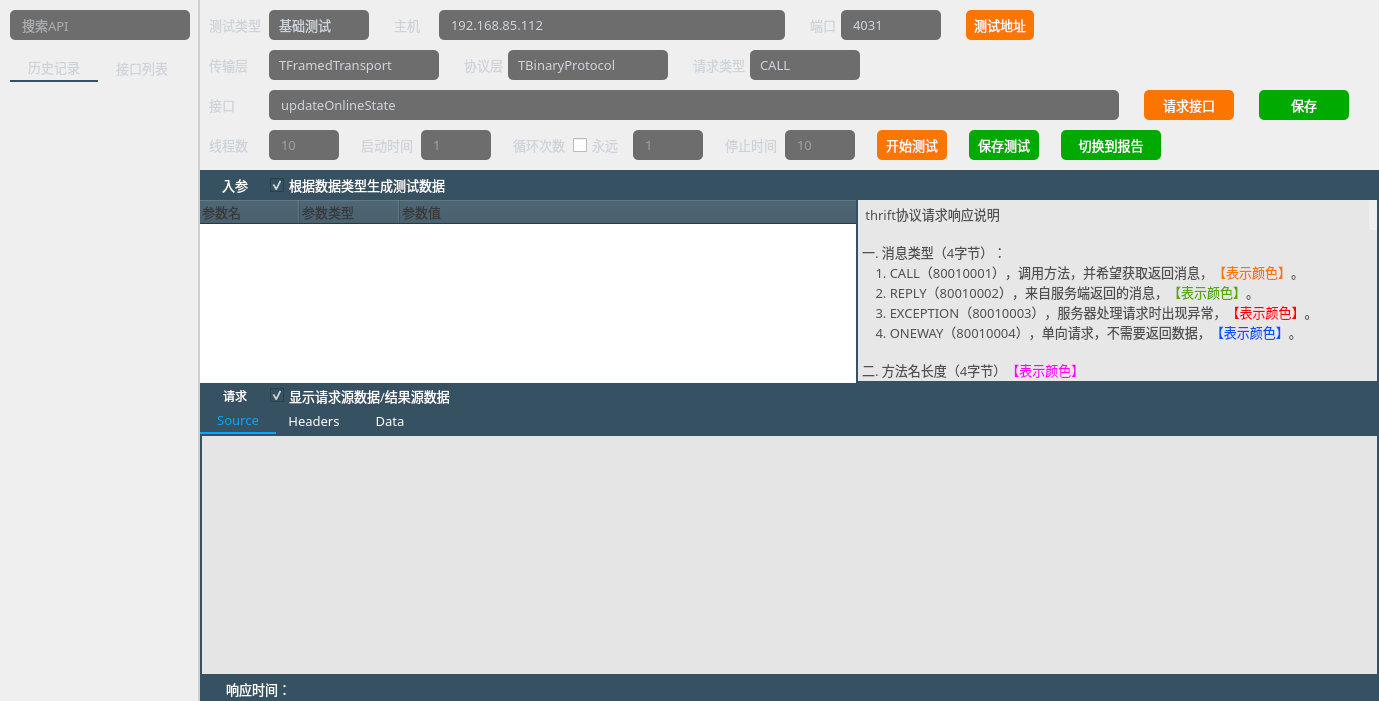
HuaGouFdog/Fdog-Kit, file thriftwidget.ui: the form before one commit.
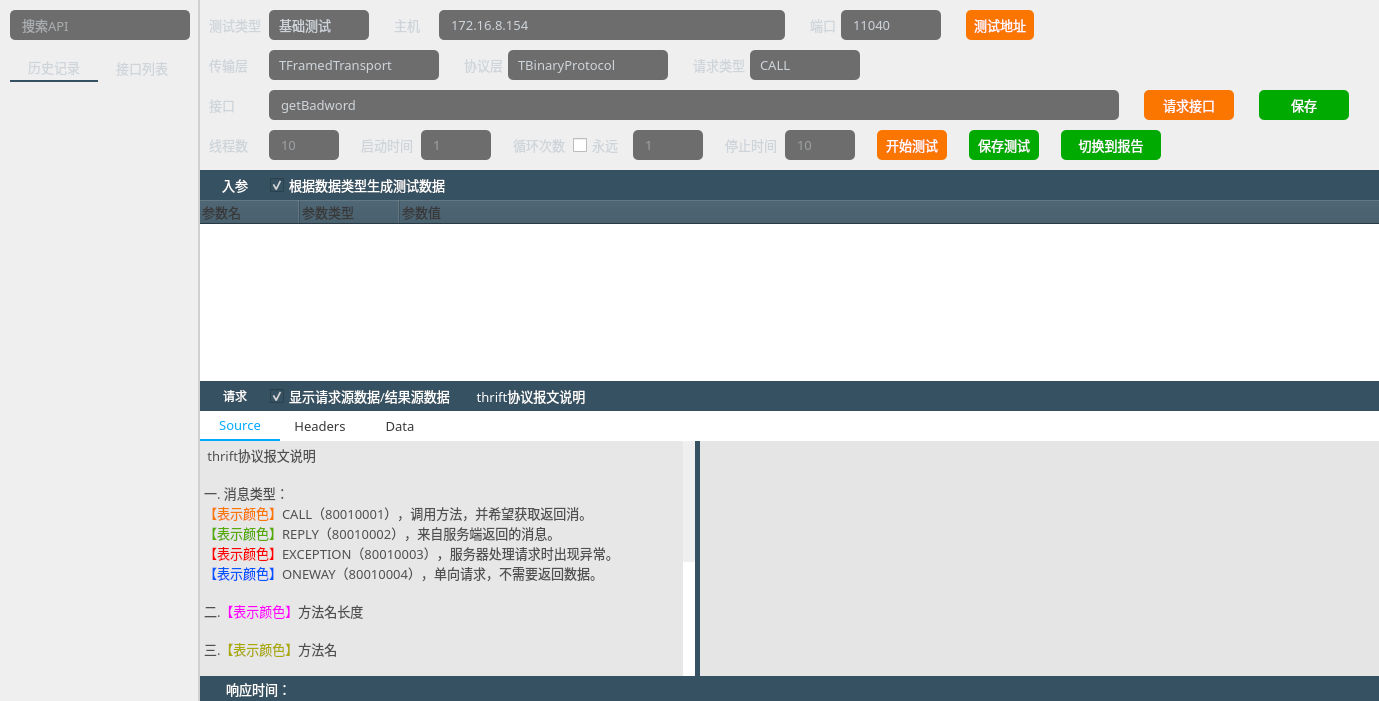
The form after the commit. The open tabs and pages were chosen to show the change. Icons and pictures are not drawn.

Commit message: 优化结果数据显示

```diff
--- a/thriftwidget.ui
+++ b/thriftwidget.ui
@@ -425,7 +425,7 @@
 }
 
 QScrollBar:vertical{
-    width: 8px;
+    width: 12px;
 	background-color: rgba(0, 41, 69, 0);
     margin: 0px,0px,0px,0px;
     padding-top: 0px;		/*//隐藏上下的箭头*/
@@ -434,7 +434,7 @@
 
 
 QScrollBar::handle:vertical{
-    width: 8px;
+    width: 12px;
 	
 	background-color: rgb(239, 239, 239);
     /*滚动条两端变成椭圆 */
@@ -699,7 +699,7 @@
 }</string>
            </property>
            <property name="text">
-            <string>192.168.85.112</string>
+            <string>172.16.8.154</string>
            </property>
            <property name="placeholderText">
             <string>172.16.8.154</string>
@@ -778,7 +778,7 @@
 }</string>
            </property>
            <property name="text">
-            <string>4031</string>
+            <string>11040</string>
            </property>
            <property name="placeholderText">
             <string>9090</string>
@@ -1233,7 +1233,7 @@
 }</string>
            </property>
            <property name="text">
-            <string>updateOnlineState</string>
+            <string>getBadword</string>
            </property>
            <property name="placeholderText">
             <string>yourMethod2</string>
@@ -2237,62 +2237,6 @@
                        </property>
                       </spacer>
                      </item>
-                     <item>
-                      <widget class="QToolButton" name="toolButton_show_thrift_info">
-                       <property name="minimumSize">
-                        <size>
-                         <width>30</width>
-                         <height>30</height>
-                        </size>
-                       </property>
-                       <property name="maximumSize">
-                        <size>
-                         <width>30</width>
-                         <height>30</height>
-                        </size>
-                       </property>
-                       <property name="font">
-                        <font>
-                         <family>OPPOSans B</family>
-                         <pointsize>10</pointsize>
-                         <stylestrategy>PreferAntialias</stylestrategy>
-                        </font>
-                       </property>
-                       <property name="styleSheet">
-                        <string notr="true">QToolButton {
-	color: rgb(255, 255, 255);
-	background-color: rgb(54, 81, 97);
-	border-radius: 5px;
-}
-
-QToolButton::menu-indicator { 
-	image: None;
-}
-
- 
-QToolButton:hover {
-	color: rgb(255, 255, 255);
-	background-color: rgb(54, 81, 97);
-}</string>
-                       </property>
-                       <property name="text">
-                        <string/>
-                       </property>
-                       <property name="icon">
-                        <iconset resource="lib.qrc">
-                         <normaloff>:/lib/wenhao.png</normaloff>:/lib/wenhao.png</iconset>
-                       </property>
-                       <property name="iconSize">
-                        <size>
-                         <width>18</width>
-                         <height>18</height>
-                        </size>
-                       </property>
-                       <property name="toolButtonStyle">
-                        <enum>Qt::ToolButtonTextBesideIcon</enum>
-                       </property>
-                      </widget>
-                     </item>
                     </layout>
                    </widget>
                   </item>
@@ -2506,185 +2450,6 @@
                   </item>
                  </layout>
                 </widget>
-                <widget class="QWidget" name="widget_thrift" native="true">
-                 <property name="styleSheet">
-                  <string notr="true"/>
-                 </property>
-                 <layout class="QVBoxLayout" name="verticalLayout_4">
-                  <property name="spacing">
-                   <number>0</number>
-                  </property>
-                  <property name="leftMargin">
-                   <number>0</number>
-                  </property>
-                  <property name="topMargin">
-                   <number>0</number>
-                  </property>
-                  <property name="rightMargin">
-                   <number>0</number>
-                  </property>
-                  <property name="bottomMargin">
-                   <number>0</number>
-                  </property>
-                  <item>
-                   <widget class="QWidget" name="widget_11" native="true">
-                    <property name="minimumSize">
-                     <size>
-                      <width>0</width>
-                      <height>28</height>
-                     </size>
-                    </property>
-                    <property name="maximumSize">
-                     <size>
-                      <width>16777215</width>
-                      <height>28</height>
-                     </size>
-                    </property>
-                    <property name="styleSheet">
-                     <string notr="true"/>
-                    </property>
-                    <layout class="QHBoxLayout" name="horizontalLayout_7">
-                     <property name="spacing">
-                      <number>0</number>
-                     </property>
-                     <property name="leftMargin">
-                      <number>0</number>
-                     </property>
-                     <property name="topMargin">
-                      <number>0</number>
-                     </property>
-                     <property name="rightMargin">
-                      <number>0</number>
-                     </property>
-                     <property name="bottomMargin">
-                      <number>0</number>
-                     </property>
-                     <item>
-                      <widget class="QLabel" name="label_6">
-                       <property name="minimumSize">
-                        <size>
-                         <width>0</width>
-                         <height>28</height>
-                        </size>
-                       </property>
-                       <property name="maximumSize">
-                        <size>
-                         <width>16777215</width>
-                         <height>28</height>
-                        </size>
-                       </property>
-                       <property name="font">
-                        <font>
-                         <family>OPPOSans B</family>
-                         <pointsize>10</pointsize>
-                         <stylestrategy>PreferAntialias</stylestrategy>
-                        </font>
-                       </property>
-                       <property name="styleSheet">
-                        <string notr="true">background-color: rgb(54, 81, 97);
-color: rgb(255, 255, 255);
-padding-left:0px;
-padding-right:px;</string>
-                       </property>
-                       <property name="text">
-                        <string/>
-                       </property>
-                      </widget>
-                     </item>
-                    </layout>
-                   </widget>
-                  </item>
-                  <item>
-                   <widget class="QTextEdit" name="textEdit_2">
-                    <property name="font">
-                     <font>
-                      <family>OPPOSans B</family>
-                      <pointsize>10</pointsize>
-                      <stylestrategy>PreferAntialias</stylestrategy>
-                     </font>
-                    </property>
-                    <property name="cursor" stdset="0">
-                     <cursorShape>ArrowCursor</cursorShape>
-                    </property>
-                    <property name="styleSheet">
-                     <string notr="true">QTextEdit{
-color: rgb(255, 255, 255);
-	background-color: rgb(231, 231, 231);
-border-radius: 0px;
-border:2px solid rgb(54, 81, 97);
-}</string>
-                    </property>
-                    <property name="readOnly">
-                     <bool>true</bool>
-                    </property>
-                    <property name="html">
-                     <string>&lt;!DOCTYPE HTML PUBLIC &quot;-//W3C//DTD HTML 4.0//EN&quot; &quot;http://www.w3.org/TR/REC-html40/strict.dtd&quot;&gt;
-&lt;html&gt;&lt;head&gt;&lt;meta name=&quot;qrichtext&quot; content=&quot;1&quot; /&gt;&lt;style type=&quot;text/css&quot;&gt;
-p, li { white-space: pre-wrap; }
-&lt;/style&gt;&lt;/head&gt;&lt;body style=&quot; font-family:'OPPOSans B'; font-size:10pt; font-weight:400; font-style:normal;&quot;&gt;
-&lt;p style=&quot; margin-top:0px; margin-bottom:0px; margin-left:0px; margin-right:0px; -qt-block-indent:0; text-indent:0px;&quot;&gt;&lt;span style=&quot; color:#505050;&quot;&gt; thrift协议请求响应说明&lt;/span&gt;&lt;/p&gt;
-&lt;p style=&quot;-qt-paragraph-type:empty; margin-top:0px; margin-bottom:0px; margin-left:0px; margin-right:0px; -qt-block-indent:0; text-indent:0px; color:#505050;&quot;&gt;&lt;br /&gt;&lt;/p&gt;
-&lt;p style=&quot; margin-top:0px; margin-bottom:0px; margin-left:0px; margin-right:0px; -qt-block-indent:0; text-indent:0px;&quot;&gt;&lt;span style=&quot; color:#505050;&quot;&gt;一. 消息类型（4字节）：&lt;/span&gt;&lt;/p&gt;
-&lt;p style=&quot; margin-top:0px; margin-bottom:0px; margin-left:0px; margin-right:0px; -qt-block-indent:0; text-indent:0px;&quot;&gt;&lt;span style=&quot; color:#505050;&quot;&gt;    1. CALL（80010001），调用方法，并希望获取返回消息，&lt;/span&gt;&lt;span style=&quot; color:#fa7600;&quot;&gt;【表示颜色】&lt;/span&gt;&lt;span style=&quot; color:#505050;&quot;&gt;。&lt;/span&gt;&lt;/p&gt;
-&lt;p style=&quot; margin-top:0px; margin-bottom:0px; margin-left:0px; margin-right:0px; -qt-block-indent:0; text-indent:0px;&quot;&gt;&lt;span style=&quot; color:#505050;&quot;&gt;    2. REPLY（80010002），来自服务端返回的消息，&lt;/span&gt;&lt;span style=&quot; color:#55aa00;&quot;&gt;【表示颜色】&lt;/span&gt;&lt;span style=&quot; color:#505050;&quot;&gt;。&lt;/span&gt;&lt;/p&gt;
-&lt;p style=&quot; margin-top:0px; margin-bottom:0px; margin-left:0px; margin-right:0px; -qt-block-indent:0; text-indent:0px;&quot;&gt;&lt;span style=&quot; color:#505050;&quot;&gt;    3. EXCEPTION（80010003），服务器处理请求时出现异常，&lt;/span&gt;&lt;span style=&quot; color:#ff0000;&quot;&gt;【表示颜色】&lt;/span&gt;&lt;span style=&quot; color:#505050;&quot;&gt;。&lt;/span&gt;&lt;/p&gt;
-&lt;p style=&quot; margin-top:0px; margin-bottom:0px; margin-left:0px; margin-right:0px; -qt-block-indent:0; text-indent:0px;&quot;&gt;&lt;span style=&quot; color:#505050;&quot;&gt;    4. ONEWAY（80010004），单向请求，不需要返回数据，&lt;/span&gt;&lt;span style=&quot; color:#0055ff;&quot;&gt;【表示颜色】&lt;/span&gt;&lt;span style=&quot; color:#505050;&quot;&gt;。&lt;/span&gt;&lt;/p&gt;
-&lt;p style=&quot;-qt-paragraph-type:empty; margin-top:0px; margin-bottom:0px; margin-left:0px; margin-right:0px; -qt-block-indent:0; text-indent:0px; color:#505050;&quot;&gt;&lt;br /&gt;&lt;/p&gt;
-&lt;p style=&quot; margin-top:0px; margin-bottom:0px; margin-left:0px; margin-right:0px; -qt-block-indent:0; text-indent:0px;&quot;&gt;&lt;span style=&quot; color:#505050;&quot;&gt;二. 方法名长度（4字节）&lt;/span&gt;&lt;span style=&quot; color:#ff00ff;&quot;&gt;【表示颜色】&lt;/span&gt;&lt;/p&gt;
-&lt;p style=&quot;-qt-paragraph-type:empty; margin-top:0px; margin-bottom:0px; margin-left:0px; margin-right:0px; -qt-block-indent:0; text-indent:0px; color:#505050;&quot;&gt;&lt;br /&gt;&lt;/p&gt;
-&lt;p style=&quot; margin-top:0px; margin-bottom:0px; margin-left:0px; margin-right:0px; -qt-block-indent:0; text-indent:0px;&quot;&gt;&lt;span style=&quot; color:#505050;&quot;&gt;三. 方法名（不固定字节，根据方法名长度获取）&lt;/span&gt;&lt;span style=&quot; color:#aaaa00;&quot;&gt;【表示颜色】&lt;/span&gt;&lt;/p&gt;
-&lt;p style=&quot;-qt-paragraph-type:empty; margin-top:0px; margin-bottom:0px; margin-left:0px; margin-right:0px; -qt-block-indent:0; text-indent:0px; color:#505050;&quot;&gt;&lt;br /&gt;&lt;/p&gt;
-&lt;p style=&quot; margin-top:0px; margin-bottom:0px; margin-left:0px; margin-right:0px; -qt-block-indent:0; text-indent:0px;&quot;&gt;&lt;span style=&quot; color:#505050;&quot;&gt;四. 流水号（4字节）&lt;/span&gt;&lt;span style=&quot; color:#55007f;&quot;&gt;【表示颜色】&lt;/span&gt;&lt;/p&gt;
-&lt;p style=&quot;-qt-paragraph-type:empty; margin-top:0px; margin-bottom:0px; margin-left:0px; margin-right:0px; -qt-block-indent:0; text-indent:0px; color:#505050;&quot;&gt;&lt;br /&gt;&lt;/p&gt;
-&lt;p style=&quot; margin-top:0px; margin-bottom:0px; margin-left:0px; margin-right:0px; -qt-block-indent:0; text-indent:0px;&quot;&gt;&lt;span style=&quot; color:#505050;&quot;&gt;五. 数据类型，类型（1字节），数据序号（2字节），数据值（根据数据类型而定）&lt;/span&gt;&lt;/p&gt;
-&lt;p style=&quot; margin-top:0px; margin-bottom:0px; margin-left:0px; margin-right:0px; -qt-block-indent:0; text-indent:0px;&quot;&gt;&lt;span style=&quot; color:#505050;&quot;&gt;    1. bool类型，类型2，&lt;/span&gt;&lt;span style=&quot; color:#aa007f;&quot;&gt;【表示颜色】&lt;/span&gt;&lt;span style=&quot; color:#505050;&quot;&gt;。&lt;/span&gt;&lt;/p&gt;
-&lt;p style=&quot; margin-top:0px; margin-bottom:0px; margin-left:0px; margin-right:0px; -qt-block-indent:0; text-indent:0px;&quot;&gt;&lt;span style=&quot; color:#505050;&quot;&gt;    2. byte类型，类型3，&lt;/span&gt;&lt;span style=&quot; color:#550000;&quot;&gt;【表示颜色】&lt;/span&gt;&lt;span style=&quot; color:#505050;&quot;&gt;。&lt;/span&gt;&lt;/p&gt;
-&lt;p style=&quot; margin-top:0px; margin-bottom:0px; margin-left:0px; margin-right:0px; -qt-block-indent:0; text-indent:0px;&quot;&gt;&lt;span style=&quot; color:#505050;&quot;&gt;    3. i16类型，类型6，&lt;/span&gt;&lt;span style=&quot; color:#aaaa7f;&quot;&gt;【表示颜色】&lt;/span&gt;&lt;span style=&quot; color:#505050;&quot;&gt;。&lt;/span&gt;&lt;/p&gt;
-&lt;p style=&quot; margin-top:0px; margin-bottom:0px; margin-left:0px; margin-right:0px; -qt-block-indent:0; text-indent:0px;&quot;&gt;&lt;span style=&quot; color:#505050;&quot;&gt;    3. i32类型，类型8，&lt;/span&gt;&lt;span style=&quot; color:#55aa7f;&quot;&gt;【表示颜色】&lt;/span&gt;&lt;span style=&quot; color:#505050;&quot;&gt;。&lt;/span&gt;&lt;/p&gt;
-&lt;p style=&quot; margin-top:0px; margin-bottom:0px; margin-left:0px; margin-right:0px; -qt-block-indent:0; text-indent:0px;&quot;&gt;&lt;span style=&quot; color:#505050;&quot;&gt;    4. i64类型，类型10，&lt;/span&gt;&lt;span style=&quot; color:#aaaaff;&quot;&gt;【表示颜色】&lt;/span&gt;&lt;span style=&quot; color:#505050;&quot;&gt;。&lt;/span&gt;&lt;/p&gt;
-&lt;p style=&quot; margin-top:0px; margin-bottom:0px; margin-left:0px; margin-right:0px; -qt-block-indent:0; text-indent:0px;&quot;&gt;&lt;span style=&quot; color:#505050;&quot;&gt;    5. double类型，类型4，&lt;/span&gt;&lt;span style=&quot; color:#00557f;&quot;&gt;【表示颜色】&lt;/span&gt;&lt;span style=&quot; color:#505050;&quot;&gt;。&lt;/span&gt;&lt;/p&gt;
-&lt;p style=&quot; margin-top:0px; margin-bottom:0px; margin-left:0px; margin-right:0px; -qt-block-indent:0; text-indent:0px;&quot;&gt;&lt;span style=&quot; color:#505050;&quot;&gt;    6. string类型，类型11，&lt;/span&gt;&lt;span style=&quot; color:#ffaa7f;&quot;&gt;【表示颜色】&lt;/span&gt;&lt;span style=&quot; color:#505050;&quot;&gt;。&lt;/span&gt;&lt;/p&gt;
-&lt;p style=&quot; margin-top:0px; margin-bottom:0px; margin-left:0px; margin-right:0px; -qt-block-indent:0; text-indent:0px;&quot;&gt;&lt;span style=&quot; color:#505050;&quot;&gt;    7. struct类型，类型12，&lt;/span&gt;&lt;span style=&quot; color:#ffaaff;&quot;&gt;【表示颜色&lt;/span&gt;&lt;span style=&quot; color:#505050;&quot;&gt;】。&lt;/span&gt;&lt;/p&gt;
-&lt;p style=&quot; margin-top:0px; margin-bottom:0px; margin-left:0px; margin-right:0px; -qt-block-indent:0; text-indent:0px;&quot;&gt;&lt;span style=&quot; color:#505050;&quot;&gt;    8. map类型，类型13，&lt;/span&gt;&lt;span style=&quot; color:#5500ff;&quot;&gt;【表示颜色】&lt;/span&gt;&lt;span style=&quot; color:#505050;&quot;&gt;。&lt;/span&gt;&lt;/p&gt;
-&lt;p style=&quot; margin-top:0px; margin-bottom:0px; margin-left:0px; margin-right:0px; -qt-block-indent:0; text-indent:0px;&quot;&gt;&lt;span style=&quot; color:#505050;&quot;&gt;    9. set类型，类型14，&lt;/span&gt;&lt;span style=&quot; color:#005500;&quot;&gt;【表示颜色】&lt;/span&gt;&lt;span style=&quot; color:#505050;&quot;&gt;。&lt;/span&gt;&lt;/p&gt;
-&lt;p style=&quot; margin-top:0px; margin-bottom:0px; margin-left:0px; margin-right:0px; -qt-block-indent:0; text-indent:0px;&quot;&gt;&lt;span style=&quot; color:#505050;&quot;&gt;    10. list类型，类型15，&lt;/span&gt;&lt;span style=&quot; color:#aa0000;&quot;&gt;【表示颜色】&lt;/span&gt;&lt;span style=&quot; color:#505050;&quot;&gt;。&lt;/span&gt;&lt;/p&gt;
-&lt;p style=&quot;-qt-paragraph-type:empty; margin-top:0px; margin-bottom:0px; margin-left:0px; margin-right:0px; -qt-block-indent:0; text-indent:0px; color:#505050;&quot;&gt;&lt;br /&gt;&lt;/p&gt;
-&lt;p style=&quot; margin-top:0px; margin-bottom:0px; margin-left:0px; margin-right:0px; -qt-block-indent:0; text-indent:0px;&quot;&gt;&lt;span style=&quot; color:#505050;&quot;&gt;六. 结束符 &lt;/span&gt;&lt;span style=&quot; color:#000000;&quot;&gt;【表示颜色】&lt;/span&gt;&lt;/p&gt;
-&lt;p style=&quot;-qt-paragraph-type:empty; margin-top:0px; margin-bottom:0px; margin-left:0px; margin-right:0px; -qt-block-indent:0; text-indent:0px; color:#000000;&quot;&gt;&lt;br /&gt;&lt;/p&gt;
-&lt;p style=&quot; margin-top:0px; margin-bottom:0px; margin-left:0px; margin-right:0px; -qt-block-indent:0; text-indent:0px;&quot;&gt;&lt;span style=&quot; color:#505050;&quot;&gt;工具说明&lt;/span&gt;&lt;/p&gt;
-&lt;p style=&quot; margin-top:0px; margin-bottom:0px; margin-left:0px; margin-right:0px; -qt-block-indent:0; text-indent:0px;&quot;&gt;&lt;span style=&quot; color:#505050;&quot;&gt;除了基本类型作为入参的请求外，目前map的key仅支持基础类型&lt;/span&gt;&lt;/p&gt;
-&lt;p style=&quot;-qt-paragraph-type:empty; margin-top:0px; margin-bottom:0px; margin-left:0px; margin-right:0px; -qt-block-indent:0; text-indent:0px; color:#505050;&quot;&gt;&lt;br /&gt;&lt;/p&gt;
-&lt;p style=&quot; margin-top:0px; margin-bottom:0px; margin-left:0px; margin-right:0px; -qt-block-indent:0; text-indent:0px;&quot;&gt;&lt;span style=&quot; color:#505050;&quot;&gt;--------------------------------------------------------&lt;/span&gt;&lt;/p&gt;
-&lt;p style=&quot; margin-top:0px; margin-bottom:0px; margin-left:0px; margin-right:0px; -qt-block-indent:0; text-indent:0px;&quot;&gt;&lt;span style=&quot; color:#505050;&quot;&gt;以 i32 yourMethod(1: i32 param) 接口为例&lt;/span&gt;&lt;/p&gt;
-&lt;p style=&quot;-qt-paragraph-type:empty; margin-top:0px; margin-bottom:0px; margin-left:0px; margin-right:0px; -qt-block-indent:0; text-indent:0px; color:#505050;&quot;&gt;&lt;br /&gt;&lt;/p&gt;
-&lt;p style=&quot; margin-top:0px; margin-bottom:0px; margin-left:0px; margin-right:0px; -qt-block-indent:0; text-indent:0px;&quot;&gt;&lt;span style=&quot; color:#505050;&quot;&gt;请求原数据为：&lt;/span&gt;&lt;/p&gt;
-&lt;p style=&quot; margin-top:0px; margin-bottom:0px; margin-left:0px; margin-right:0px; -qt-block-indent:0; text-indent:0px;&quot;&gt;&lt;span style=&quot; color:#ff0000;&quot;&gt;80 01 00 01&lt;/span&gt; &lt;span style=&quot; color:#3a9d33;&quot;&gt;00 00 00 0a&lt;/span&gt; &lt;span style=&quot; color:#3e58ff;&quot;&gt;79 6f 75 72 4d 65 74 68 6f 64&lt;/span&gt; &lt;span style=&quot; color:#c23134;&quot;&gt;00 00 00 00&lt;/span&gt; &lt;span style=&quot; color:#408876;&quot;&gt;08&lt;/span&gt; &lt;span style=&quot; color:#7c5390;&quot;&gt;00 01&lt;/span&gt; &lt;span style=&quot; color:#8f6f55;&quot;&gt;00 00 00 01&lt;/span&gt; &lt;span style=&quot; color:#a10000;&quot;&gt;00&lt;/span&gt;&lt;/p&gt;
-&lt;p style=&quot;-qt-paragraph-type:empty; margin-top:0px; margin-bottom:0px; margin-left:0px; margin-right:0px; -qt-block-indent:0; text-indent:0px;&quot;&gt;&lt;br /&gt;&lt;/p&gt;
-&lt;p style=&quot; margin-top:0px; margin-bottom:0px; margin-left:0px; margin-right:0px; -qt-block-indent:0; text-indent:0px;&quot;&gt;&lt;span style=&quot; color:#505050;&quot;&gt;80 01 00 01 表示CALL调用方法，并期望返回值&lt;/span&gt;&lt;/p&gt;
-&lt;p style=&quot;-qt-paragraph-type:empty; margin-top:0px; margin-bottom:0px; margin-left:0px; margin-right:0px; -qt-block-indent:0; text-indent:0px; color:#505050;&quot;&gt;&lt;br /&gt;&lt;/p&gt;
-&lt;p style=&quot; margin-top:0px; margin-bottom:0px; margin-left:0px; margin-right:0px; -qt-block-indent:0; text-indent:0px;&quot;&gt;&lt;span style=&quot; color:#505050;&quot;&gt;00 00 00 0a 表示方法名长度为10&lt;/span&gt;&lt;/p&gt;
-&lt;p style=&quot;-qt-paragraph-type:empty; margin-top:0px; margin-bottom:0px; margin-left:0px; margin-right:0px; -qt-block-indent:0; text-indent:0px; color:#505050;&quot;&gt;&lt;br /&gt;&lt;/p&gt;
-&lt;p style=&quot; margin-top:0px; margin-bottom:0px; margin-left:0px; margin-right:0px; -qt-block-indent:0; text-indent:0px;&quot;&gt;&lt;span style=&quot; color:#505050;&quot;&gt;79 6f 75 72 4d 65 74 68 6f 64 为方法名&lt;/span&gt;&lt;/p&gt;
-&lt;p style=&quot;-qt-paragraph-type:empty; margin-top:0px; margin-bottom:0px; margin-left:0px; margin-right:0px; -qt-block-indent:0; text-indent:0px; color:#505050;&quot;&gt;&lt;br /&gt;&lt;/p&gt;
-&lt;p style=&quot; margin-top:0px; margin-bottom:0px; margin-left:0px; margin-right:0px; -qt-block-indent:0; text-indent:0px;&quot;&gt;&lt;span style=&quot; color:#505050;&quot;&gt;00 00 00 00 表示流水号&lt;/span&gt;&lt;/p&gt;
-&lt;p style=&quot;-qt-paragraph-type:empty; margin-top:0px; margin-bottom:0px; margin-left:0px; margin-right:0px; -qt-block-indent:0; text-indent:0px; color:#505050;&quot;&gt;&lt;br /&gt;&lt;/p&gt;
-&lt;p style=&quot; margin-top:0px; margin-bottom:0px; margin-left:0px; margin-right:0px; -qt-block-indent:0; text-indent:0px;&quot;&gt;&lt;span style=&quot; color:#505050;&quot;&gt;08 表示数据类型为i32&lt;/span&gt;&lt;/p&gt;
-&lt;p style=&quot;-qt-paragraph-type:empty; margin-top:0px; margin-bottom:0px; margin-left:0px; margin-right:0px; -qt-block-indent:0; text-indent:0px; color:#505050;&quot;&gt;&lt;br /&gt;&lt;/p&gt;
-&lt;p style=&quot; margin-top:0px; margin-bottom:0px; margin-left:0px; margin-right:0px; -qt-block-indent:0; text-indent:0px;&quot;&gt;&lt;span style=&quot; color:#505050;&quot;&gt;00 01 表示序号为1&lt;/span&gt;&lt;/p&gt;
-&lt;p style=&quot;-qt-paragraph-type:empty; margin-top:0px; margin-bottom:0px; margin-left:0px; margin-right:0px; -qt-block-indent:0; text-indent:0px; color:#505050;&quot;&gt;&lt;br /&gt;&lt;/p&gt;
-&lt;p style=&quot; margin-top:0px; margin-bottom:0px; margin-left:0px; margin-right:0px; -qt-block-indent:0; text-indent:0px;&quot;&gt;&lt;span style=&quot; color:#505050;&quot;&gt;00 00 00 01 表示值为1&lt;/span&gt;&lt;/p&gt;
-&lt;p style=&quot;-qt-paragraph-type:empty; margin-top:0px; margin-bottom:0px; margin-left:0px; margin-right:0px; -qt-block-indent:0; text-indent:0px; color:#505050;&quot;&gt;&lt;br /&gt;&lt;/p&gt;
-&lt;p style=&quot; margin-top:0px; margin-bottom:0px; margin-left:0px; margin-right:0px; -qt-block-indent:0; text-indent:0px;&quot;&gt;&lt;span style=&quot; color:#505050;&quot;&gt;00 表示结束&lt;/span&gt;&lt;/p&gt;
-&lt;p style=&quot;-qt-paragraph-type:empty; margin-top:0px; margin-bottom:0px; margin-left:0px; margin-right:0px; -qt-block-indent:0; text-indent:0px; color:#505050;&quot;&gt;&lt;br /&gt;&lt;/p&gt;
-&lt;p style=&quot; margin-top:0px; margin-bottom:0px; margin-left:0px; margin-right:0px; -qt-block-indent:0; text-indent:0px;&quot;&gt;&lt;span style=&quot; color:#505050;&quot;&gt;--------------------------------------------------------&lt;/span&gt;&lt;/p&gt;&lt;/body&gt;&lt;/html&gt;</string>
-                    </property>
-                    <property name="cursorWidth">
-                     <number>2</number>
-                    </property>
-                   </widget>
-                  </item>
-                 </layout>
-                </widget>
                </widget>
               </item>
              </layout>
@@ -2740,15 +2505,21 @@
                    <property name="minimumSize">
                     <size>
                      <width>0</width>
-                     <height>25</height>
+                     <height>30</height>
                     </size>
                    </property>
                    <property name="maximumSize">
                     <size>
                      <width>16777215</width>
-                     <height>25</height>
+                     <height>30</height>
                     </size>
                    </property>
+                   <property name="font">
+                    <font>
+                     <family>OPPOSans B</family>
+                     <pointsize>10</pointsize>
+                    </font>
+                   </property>
                    <property name="styleSheet">
                     <string notr="true">background-color: rgb(54, 81, 97);</string>
                    </property>
@@ -2814,7 +2585,7 @@
                       <property name="maximumSize">
                        <size>
                         <width>16777215</width>
-                        <height>25</height>
+                        <height>30</height>
                        </size>
                       </property>
                       <property name="font">
@@ -2835,6 +2606,62 @@
                       </property>
                      </widget>
                     </item>
+                    <item>
+                     <widget class="QToolButton" name="toolButton_show_thrift_info">
+                      <property name="minimumSize">
+                       <size>
+                        <width>150</width>
+                        <height>30</height>
+                       </size>
+                      </property>
+                      <property name="maximumSize">
+                       <size>
+                        <width>150</width>
+                        <height>30</height>
+                       </size>
+                      </property>
+                      <property name="font">
+                       <font>
+                        <family>OPPOSans B</family>
+                        <pointsize>10</pointsize>
+                        <stylestrategy>PreferAntialias</stylestrategy>
+                       </font>
+                      </property>
+                      <property name="styleSheet">
+                       <string notr="true">QToolButton {
+	color: rgb(255, 255, 255);
+	background-color: rgb(54, 81, 97);
+	border-radius: 5px;
+}
+
+QToolButton::menu-indicator { 
+	image: None;
+}
+
+ 
+QToolButton:hover {
+	color: rgb(255, 255, 255);
+	background-color: rgb(54, 81, 97);
+}</string>
+                      </property>
+                      <property name="text">
+                       <string>thrift协议报文说明</string>
+                      </property>
+                      <property name="icon">
+                       <iconset resource="lib.qrc">
+                        <normaloff>:/lib/wenhao.png</normaloff>:/lib/wenhao.png</iconset>
+                      </property>
+                      <property name="iconSize">
+                       <size>
+                        <width>18</width>
+                        <height>18</height>
+                       </size>
+                      </property>
+                      <property name="toolButtonStyle">
+                       <enum>Qt::ToolButtonTextBesideIcon</enum>
+                      </property>
+                     </widget>
+                    </item>
                     <item>
                      <spacer name="horizontalSpacer_5">
                       <property name="orientation">
@@ -2860,7 +2687,7 @@
                     </size>
                    </property>
                    <property name="styleSheet">
-                    <string notr="true">background-color: rgb(54, 81, 97);</string>
+                    <string notr="true">background-color: rgb(255, 255, 255);</string>
                    </property>
                    <property name="currentIndex">
                     <number>0</number>
@@ -2908,18 +2735,20 @@
  
 /*设置TabWidget中QTabBar的样式*/
 QTabBar::tab{
-    /*background-color: rgb(100, 117, 125, 255);*/
+    
+	background-color: rgb(255, 255, 255);
 	
-	background-color: rgb(54, 81, 97);
+	/*background-color: rgb(54, 81, 97);*/
 	/*font-family:Consolas; */   /*设置tab中的文本的字体*/
 	font-size:10pt;
 	
 	
-	color: rgb(255, 255, 255);
+	
+	color: rgb(56, 56, 56);
 	border-top-left-radius: 0px;    /*设置tab的边框的圆角（左上圆角）*/
 	border-top-right-radius: 0px;    /*设置tab的边框的圆角（右上圆角）*/
 	width:70px;
-	padding: 3px;
+	padding: 5px;
 	/*margin-right:0px;
 	margin-left: 0px;*/
 }
@@ -2974,6 +2803,13 @@
                         <number>0</number>
                        </property>
                        <widget class="QWidget" name="tab_5">
+                        <property name="font">
+                         <font>
+                          <family>OPPOSans B</family>
+                          <pointsize>10</pointsize>
+                          <stylestrategy>PreferAntialias</stylestrategy>
+                         </font>
+                        </property>
                         <attribute name="title">
                          <string>Source</string>
                         </attribute>
@@ -2982,19 +2818,31 @@
                           <number>0</number>
                          </property>
                          <property name="leftMargin">
-                          <number>2</number>
+                          <number>0</number>
                          </property>
                          <property name="topMargin">
-                          <number>2</number>
+                          <number>0</number>
                          </property>
                          <property name="rightMargin">
-                          <number>2</number>
+                          <number>0</number>
                          </property>
                          <property name="bottomMargin">
-                          <number>2</number>
+                          <number>0</number>
                          </property>
                          <item>
-                          <widget class="QTextEdit" name="textEdit">
+                          <widget class="QTextEdit" name="textEdit_info">
+                           <property name="minimumSize">
+                            <size>
+                             <width>500</width>
+                             <height>0</height>
+                            </size>
+                           </property>
+                           <property name="maximumSize">
+                            <size>
+                             <width>500</width>
+                             <height>16777215</height>
+                            </size>
+                           </property>
                            <property name="font">
                             <font>
                              <family>OPPOSans B</family>
@@ -3007,6 +2855,63 @@
                            </property>
                            <property name="styleSheet">
                             <string notr="true">QTextEdit{
+color: rgb(255, 255, 255);
+background-color: rgb(231, 231, 231);
+border-radius: 0px;
+border-right:5px solid rgb(54, 81, 97);
+}</string>
+                           </property>
+                           <property name="readOnly">
+                            <bool>true</bool>
+                           </property>
+                           <property name="html">
+                            <string>&lt;!DOCTYPE HTML PUBLIC &quot;-//W3C//DTD HTML 4.0//EN&quot; &quot;http://www.w3.org/TR/REC-html40/strict.dtd&quot;&gt;
+&lt;html&gt;&lt;head&gt;&lt;meta name=&quot;qrichtext&quot; content=&quot;1&quot; /&gt;&lt;style type=&quot;text/css&quot;&gt;
+p, li { white-space: pre-wrap; }
+&lt;/style&gt;&lt;/head&gt;&lt;body style=&quot; font-family:'OPPOSans B'; font-size:10pt; font-weight:400; font-style:normal;&quot;&gt;
+&lt;p style=&quot; margin-top:0px; margin-bottom:0px; margin-left:0px; margin-right:0px; -qt-block-indent:0; text-indent:0px;&quot;&gt;&lt;span style=&quot; color:#505050;&quot;&gt; thrift协议报文说明&lt;/span&gt;&lt;/p&gt;
+&lt;p style=&quot;-qt-paragraph-type:empty; margin-top:0px; margin-bottom:0px; margin-left:0px; margin-right:0px; -qt-block-indent:0; text-indent:0px; color:#505050;&quot;&gt;&lt;br /&gt;&lt;/p&gt;
+&lt;p style=&quot; margin-top:0px; margin-bottom:0px; margin-left:0px; margin-right:0px; -qt-block-indent:0; text-indent:0px;&quot;&gt;&lt;span style=&quot; color:#505050;&quot;&gt;一. 消息类型：&lt;/span&gt;&lt;/p&gt;
+&lt;p style=&quot; margin-top:0px; margin-bottom:0px; margin-left:0px; margin-right:0px; -qt-block-indent:0; text-indent:0px;&quot;&gt;&lt;span style=&quot; color:#fa7600;&quot;&gt;【表示颜色】&lt;/span&gt;&lt;span style=&quot; color:#505050;&quot;&gt;CALL（80010001），调用方法，并希望获取返回消。	&lt;/span&gt;&lt;/p&gt;
+&lt;p style=&quot; margin-top:0px; margin-bottom:0px; margin-left:0px; margin-right:0px; -qt-block-indent:0; text-indent:0px;&quot;&gt;&lt;span style=&quot; color:#55aa00;&quot;&gt;【表示颜色】&lt;/span&gt;&lt;span style=&quot; color:#505050;&quot;&gt;REPLY（80010002），来自服务端返回的消息。	&lt;/span&gt;&lt;/p&gt;
+&lt;p style=&quot; margin-top:0px; margin-bottom:0px; margin-left:0px; margin-right:0px; -qt-block-indent:0; text-indent:0px;&quot;&gt;&lt;span style=&quot; color:#ff0000;&quot;&gt;【表示颜色】&lt;/span&gt;&lt;span style=&quot; color:#505050;&quot;&gt;EXCEPTION（80010003），服务器处理请求时出现异常。	&lt;/span&gt;&lt;/p&gt;
+&lt;p style=&quot; margin-top:0px; margin-bottom:0px; margin-left:0px; margin-right:0px; -qt-block-indent:0; text-indent:0px;&quot;&gt;&lt;span style=&quot; color:#0055ff;&quot;&gt;【表示颜色】&lt;/span&gt;&lt;span style=&quot; color:#505050;&quot;&gt;ONEWAY（80010004），单向请求，不需要返回数据。&lt;/span&gt;&lt;/p&gt;
+&lt;p style=&quot;-qt-paragraph-type:empty; margin-top:0px; margin-bottom:0px; margin-left:0px; margin-right:0px; -qt-block-indent:0; text-indent:0px; color:#505050;&quot;&gt;&lt;br /&gt;&lt;/p&gt;
+&lt;p style=&quot; margin-top:0px; margin-bottom:0px; margin-left:0px; margin-right:0px; -qt-block-indent:0; text-indent:0px;&quot;&gt;&lt;span style=&quot; color:#505050;&quot;&gt;二.&lt;/span&gt;&lt;span style=&quot; color:#ff00ff;&quot;&gt;【表示颜色】&lt;/span&gt;&lt;span style=&quot; color:#505050;&quot;&gt;方法名长度&lt;/span&gt;&lt;/p&gt;
+&lt;p style=&quot;-qt-paragraph-type:empty; margin-top:0px; margin-bottom:0px; margin-left:0px; margin-right:0px; -qt-block-indent:0; text-indent:0px; color:#505050;&quot;&gt;&lt;br /&gt;&lt;/p&gt;
+&lt;p style=&quot; margin-top:0px; margin-bottom:0px; margin-left:0px; margin-right:0px; -qt-block-indent:0; text-indent:0px;&quot;&gt;&lt;span style=&quot; color:#505050;&quot;&gt;三.&lt;/span&gt;&lt;span style=&quot; color:#aaaa00;&quot;&gt;【表示颜色】&lt;/span&gt;&lt;span style=&quot; color:#505050;&quot;&gt;方法名&lt;/span&gt;&lt;/p&gt;
+&lt;p style=&quot;-qt-paragraph-type:empty; margin-top:0px; margin-bottom:0px; margin-left:0px; margin-right:0px; -qt-block-indent:0; text-indent:0px; color:#505050;&quot;&gt;&lt;br /&gt;&lt;/p&gt;
+&lt;p style=&quot; margin-top:0px; margin-bottom:0px; margin-left:0px; margin-right:0px; -qt-block-indent:0; text-indent:0px;&quot;&gt;&lt;span style=&quot; color:#505050;&quot;&gt;四.&lt;/span&gt;&lt;span style=&quot; color:#55007f;&quot;&gt;【表示颜色】&lt;/span&gt;&lt;span style=&quot; color:#505050;&quot;&gt;流水号&lt;/span&gt;&lt;/p&gt;
+&lt;p style=&quot;-qt-paragraph-type:empty; margin-top:0px; margin-bottom:0px; margin-left:0px; margin-right:0px; -qt-block-indent:0; text-indent:0px; color:#505050;&quot;&gt;&lt;br /&gt;&lt;/p&gt;
+&lt;p style=&quot; margin-top:0px; margin-bottom:0px; margin-left:0px; margin-right:0px; -qt-block-indent:0; text-indent:0px;&quot;&gt;&lt;span style=&quot; color:#505050;&quot;&gt;五. 数据类型&lt;/span&gt;&lt;/p&gt;
+&lt;p style=&quot; margin-top:0px; margin-bottom:0px; margin-left:0px; margin-right:0px; -qt-block-indent:0; text-indent:0px;&quot;&gt;&lt;span style=&quot; color:#aa007f;&quot;&gt;【表示颜色】&lt;/span&gt;&lt;span style=&quot; color:#505050;&quot;&gt;bool类型（类型2）   &lt;/span&gt;&lt;span style=&quot; color:#550000;&quot;&gt;【表示颜色】&lt;/span&gt;&lt;span style=&quot; color:#505050;&quot;&gt;byte类型（类型3）	&lt;/span&gt;&lt;/p&gt;
+&lt;p style=&quot; margin-top:0px; margin-bottom:0px; margin-left:0px; margin-right:0px; -qt-block-indent:0; text-indent:0px;&quot;&gt;&lt;span style=&quot; color:#aaaa7f;&quot;&gt;【表示颜色】&lt;/span&gt;&lt;span style=&quot; color:#505050;&quot;&gt;i16类型（类型6）      &lt;/span&gt;&lt;span style=&quot; color:#55aa7f;&quot;&gt;【表示颜色】&lt;/span&gt;&lt;span style=&quot; color:#505050;&quot;&gt;i32类型（类型8）&lt;/span&gt;&lt;/p&gt;
+&lt;p style=&quot; margin-top:0px; margin-bottom:0px; margin-left:0px; margin-right:0px; -qt-block-indent:0; text-indent:0px;&quot;&gt;&lt;span style=&quot; color:#aaaaff;&quot;&gt;【表示颜色】&lt;/span&gt;&lt;span style=&quot; color:#505050;&quot;&gt;i64类型（类型10）    &lt;/span&gt;&lt;span style=&quot; color:#00557f;&quot;&gt;【表示颜色】&lt;/span&gt;&lt;span style=&quot; color:#505050;&quot;&gt;double类型（类型4）&lt;/span&gt;&lt;/p&gt;
+&lt;p style=&quot; margin-top:0px; margin-bottom:0px; margin-left:0px; margin-right:0px; -qt-block-indent:0; text-indent:0px;&quot;&gt;&lt;span style=&quot; color:#ffaa7f;&quot;&gt;【表示颜色】&lt;/span&gt;&lt;span style=&quot; color:#505050;&quot;&gt;string类型（类型11）&lt;/span&gt;&lt;span style=&quot; color:#ffaaff;&quot;&gt;【表示颜色&lt;/span&gt;&lt;span style=&quot; color:#505050;&quot;&gt;】struct类型（类型12）&lt;/span&gt;&lt;/p&gt;
+&lt;p style=&quot; margin-top:0px; margin-bottom:0px; margin-left:0px; margin-right:0px; -qt-block-indent:0; text-indent:0px;&quot;&gt;&lt;span style=&quot; color:#5500ff;&quot;&gt;【表示颜色】&lt;/span&gt;&lt;span style=&quot; color:#505050;&quot;&gt;map类型（类型13）  &lt;/span&gt;&lt;span style=&quot; color:#005500;&quot;&gt;【表示颜色】&lt;/span&gt;&lt;span style=&quot; color:#505050;&quot;&gt;set类型（类型14）&lt;/span&gt;&lt;/p&gt;
+&lt;p style=&quot; margin-top:0px; margin-bottom:0px; margin-left:0px; margin-right:0px; -qt-block-indent:0; text-indent:0px;&quot;&gt;&lt;span style=&quot; color:#005500;&quot;&gt;【表示颜色】&lt;/span&gt;&lt;span style=&quot; color:#505050;&quot;&gt;set类型（类型14）    &lt;/span&gt;&lt;span style=&quot; color:#aa0000;&quot;&gt;【表示颜色】&lt;/span&gt;&lt;span style=&quot; color:#505050;&quot;&gt;list类型（类型15）&lt;/span&gt;&lt;/p&gt;
+&lt;p style=&quot; margin-top:0px; margin-bottom:0px; margin-left:0px; margin-right:0px; -qt-block-indent:0; text-indent:0px;&quot;&gt;&lt;span style=&quot; color:#aa0000;&quot;&gt;【表示颜色】&lt;/span&gt;&lt;span style=&quot; color:#505050;&quot;&gt;list类型（类型15）    &lt;/span&gt;&lt;span style=&quot; color:#000000;&quot;&gt;【表示颜色】&lt;/span&gt;&lt;span style=&quot; color:#505050;&quot;&gt;结束符 &lt;/span&gt;&lt;/p&gt;
+&lt;p style=&quot;-qt-paragraph-type:empty; margin-top:0px; margin-bottom:0px; margin-left:0px; margin-right:0px; -qt-block-indent:0; text-indent:0px; color:#505050;&quot;&gt;&lt;br /&gt;&lt;/p&gt;&lt;/body&gt;&lt;/html&gt;</string>
+                           </property>
+                           <property name="cursorWidth">
+                            <number>2</number>
+                           </property>
+                          </widget>
+                         </item>
+                         <item>
+                          <widget class="QTextEdit" name="textEdit">
+                           <property name="font">
+                            <font>
+                             <family>Cascadia Code</family>
+                             <pointsize>11</pointsize>
+                             <stylestrategy>PreferAntialias</stylestrategy>
+                            </font>
+                           </property>
+                           <property name="cursor" stdset="0">
+                            <cursorShape>ArrowCursor</cursorShape>
+                           </property>
+                           <property name="styleSheet">
+                            <string notr="true">QTextEdit{
 color: rgb(80, 80, 80);
 	background-color: rgb(229, 229, 229);
 border: 1px solid rgba(255, 255, 255, 0);
@@ -3019,6 +2924,13 @@
                            <property name="readOnly">
                             <bool>true</bool>
                            </property>
+                           <property name="html">
+                            <string>&lt;!DOCTYPE HTML PUBLIC &quot;-//W3C//DTD HTML 4.0//EN&quot; &quot;http://www.w3.org/TR/REC-html40/strict.dtd&quot;&gt;
+&lt;html&gt;&lt;head&gt;&lt;meta name=&quot;qrichtext&quot; content=&quot;1&quot; /&gt;&lt;style type=&quot;text/css&quot;&gt;
+p, li { white-space: pre-wrap; }
+&lt;/style&gt;&lt;/head&gt;&lt;body style=&quot; font-family:'Cascadia Code'; font-size:11pt; font-weight:400; font-style:normal;&quot;&gt;
+&lt;p style=&quot;-qt-paragraph-type:empty; margin-top:0px; margin-bottom:0px; margin-left:0px; margin-right:0px; -qt-block-indent:0; text-indent:0px; font-family:'Courier New'; font-size:12pt;&quot;&gt;&lt;br /&gt;&lt;/p&gt;&lt;/body&gt;&lt;/html&gt;</string>
+                           </property>
                           </widget>
                          </item>
                         </layout>
```
Left out of the diff: 4 changed lines with no effect on the pictures. The commit also changes 14 other files.
